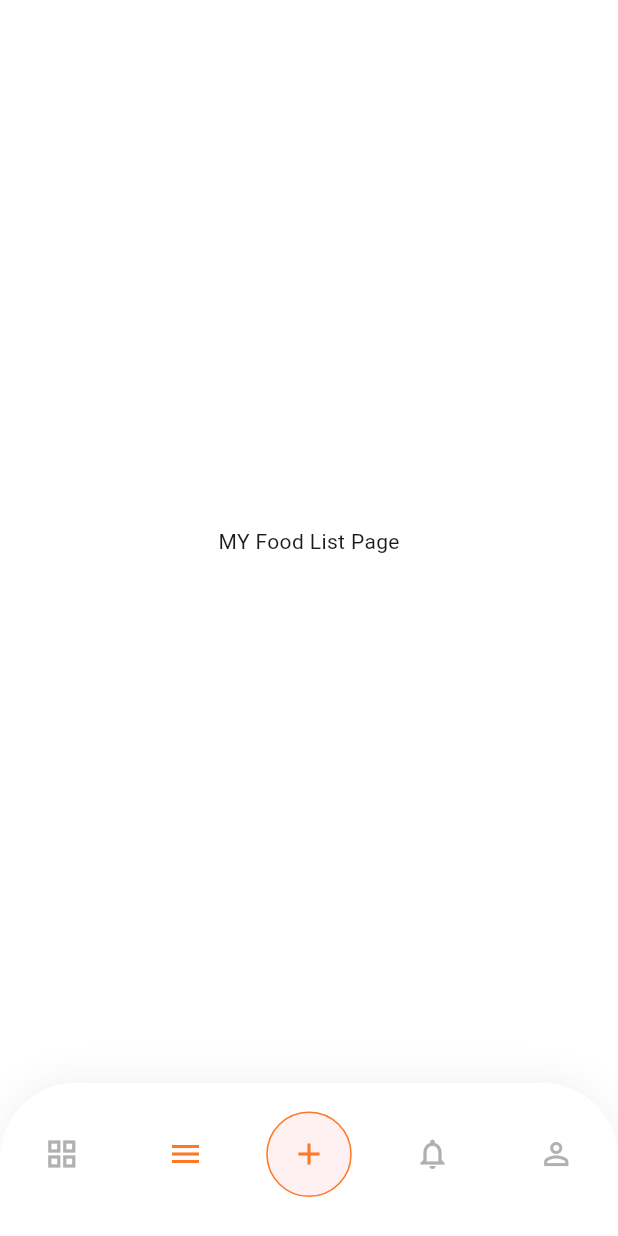
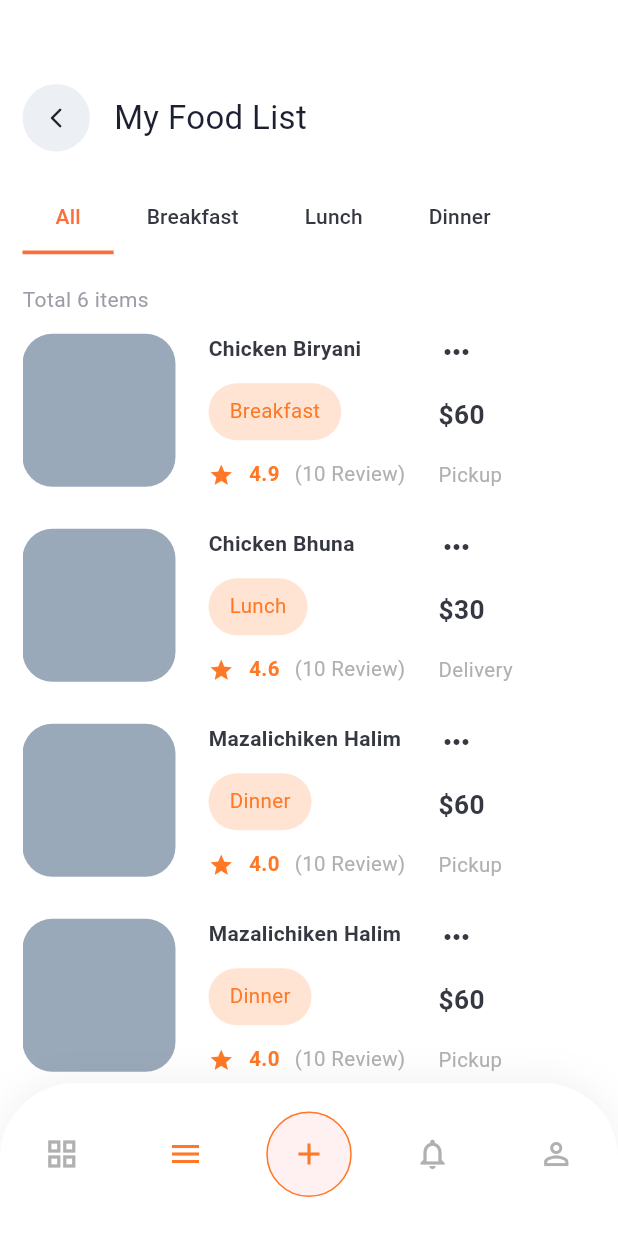
Before and after one commit to beekramdas/chef_app, a Flutter app: the screen it shows after launch, item 2 of the bottom bar chosen, on a phone screen of 412 x 824 dp. Run offline on Flutter 3.47's test engine with Material 3 defaults, Android fonts, the phone set to English and light mode, and no system bars; our stand-ins replace fl_chart, flutter_svg.

Commit message:
updated 5 september

```diff
--- /dev/null
+++ b/lib/pages/food/allFoodTab.dart
@@ -0,0 +1,145 @@
+import 'package:flutter/material.dart';
+
+class AllFoodTab extends StatefulWidget {
+  const AllFoodTab({super.key});
+
+  @override
+  State<AllFoodTab> createState() => _AllFoodTabState();
+}
+
+class _AllFoodTabState extends State<AllFoodTab> {
+  final List allFoodItems = [
+    ["Chicken Biryani", "Breakfast", 4.9, 60, "Pickup"],
+    ["Chicken Bhuna", "Lunch", 4.6, 30, "Delivery"],
+    ["Mazalichiken Halim", "Dinner", 4.0, 60, "Pickup"],
+    ["Mazalichiken Halim", "Dinner", 4.0, 60, "Pickup"],
+    ["Mazalichiken Halim", "Dinner", 4.0, 60, "Pickup"],
+    ["Mazalichiken Halim", "Dinner", 4.0, 60, "Pickup"],
+  ];
+
+  @override
+  Widget build(BuildContext context) {
+    return Column(
+      crossAxisAlignment: CrossAxisAlignment.start,
+      children: [
+        Text(
+          "Total ${allFoodItems.length.toString()} items",
+          style: TextStyle(fontSize: 14, color: Color(0XFB9C9BA6)),
+        ),
+        Expanded(
+          child: ListView.builder(
+            physics: AlwaysScrollableScrollPhysics(),
+            shrinkWrap: true,
+            primary: true,
+            scrollDirection: Axis.vertical,
+            itemCount: allFoodItems.length,
+            itemBuilder: (context, index) {
+              return Padding(
+                padding: const EdgeInsets.symmetric(vertical: 13),
+                child: Row(
+                  crossAxisAlignment: CrossAxisAlignment.start,
+                  spacing: 22,
+                  children: [
+                    Container(
+                      height: 102,
+                      width: 102,
+                      decoration: BoxDecoration(
+                        borderRadius: BorderRadius.circular(20),
+                        color: Color(0XFB98A8B8),
+                      ),
+                    ),
+                    Column(
+                      crossAxisAlignment: CrossAxisAlignment.start,
+                      spacing: 13,
+                      children: [
+                        Text(
+                          allFoodItems[index][0],
+                          style: TextStyle(
+                            fontSize: 14,
+                            fontWeight: FontWeight.bold,
+                            color: Color(0XFB32343E),
+                          ),
+                        ),
+                        Container(
+                          padding: EdgeInsets.symmetric(
+                            horizontal: 14,
+                            vertical: 9,
+                          ),
+                          decoration: BoxDecoration(
+                            color: Color(0XFBFF7622).withValues(alpha: 0.2),
+                            borderRadius: BorderRadius.circular(29.28),
+                          ),
+                          child: Text(
+                            allFoodItems[index][1],
+                            style: TextStyle(
+                              color: Color(0XFBFF7622),
+                              fontSize: 13.67,
+                            ),
+                          ),
+                        ),
+                        Row(
+                          spacing: 10,
+                          children: [
+                            Icon(
+                              Icons.star,
+                              color: Color(0XFBFF7622),
+                              size: 17,
+                            ),
+                            Text(
+                              allFoodItems[index][2].toString(),
+                              style: TextStyle(
+                                color: Color(0XFBFF7622),
+                                fontSize: 13.67,
+                                fontWeight: FontWeight.bold,
+                              ),
+                            ),
+                            Text(
+                              "(10 Review)",
+                              style: TextStyle(
+                                color: Color(0XFBAFAFAF),
+                                fontSize: 13.67,
+                              ),
+                            ),
+                          ],
+                        ),
+                      ],
+                    ),
+                    Expanded(
+                      child: Column(
+                        spacing: 18,
+                        mainAxisAlignment: MainAxisAlignment.start,
+                        crossAxisAlignment: CrossAxisAlignment.start,
+                        children: [
+                          Icon(
+                            Icons.more_horiz,
+                            size: 24,
+                            color: Color(0XFB32343E),
+                          ),
+                          Text(
+                            "\$${allFoodItems[index][3].toString()}",
+                            style: TextStyle(
+                              fontSize: 17.49,
+                              color: Color(0XFB32343E),
+                              fontWeight: FontWeight.bold,
+                            ),
+                          ),
+                          Text(
+                            allFoodItems[index][4],
+                            style: TextStyle(
+                              color: Color(0XFBAFAFAF),
+                              fontSize: 13.6,
+                            ),
+                          ),
+                        ],
+                      ),
+                    ),
+                  ],
+                ),
+              );
+            },
+          ),
+        ),
+      ],
+    );
+  }
+}
--- /dev/null
+++ b/lib/pages/food/breakfastTab.dart
@@ -0,0 +1,15 @@
+import 'package:flutter/material.dart';
+
+class BreakfastTab extends StatefulWidget {
+  const BreakfastTab({super.key});
+
+  @override
+  State<BreakfastTab> createState() => _BreakfastTabState();
+}
+
+class _BreakfastTabState extends State<BreakfastTab> {
+  @override
+  Widget build(BuildContext context) {
+    return Scaffold(body: Center(child: Text("Breakfast tab")));
+  }
+}
--- /dev/null
+++ b/lib/pages/food/dinnerTab.dart
@@ -0,0 +1,15 @@
+import 'package:flutter/material.dart';
+
+class DinnerTab extends StatefulWidget {
+  const DinnerTab({super.key});
+
+  @override
+  State<DinnerTab> createState() => _DinnerTabState();
+}
+
+class _DinnerTabState extends State<DinnerTab> {
+  @override
+  Widget build(BuildContext context) {
+    return Scaffold(body: Center(child: Text("DinnerTab")));
+  }
+}
--- /dev/null
+++ b/lib/pages/food/lunchTab.dart
@@ -0,0 +1,15 @@
+import 'package:flutter/material.dart';
+
+class LunchTab extends StatefulWidget {
+  const LunchTab({super.key});
+
+  @override
+  State<LunchTab> createState() => _LunchTabState();
+}
+
+class _LunchTabState extends State<LunchTab> {
+  @override
+  Widget build(BuildContext context) {
+    return Scaffold(body: Center(child: Text("LunchTab")));
+  }
+}
--- a/lib/pages/food/myFoodList.dart
+++ b/lib/pages/food/myFoodList.dart
@@ -1,3 +1,7 @@
+import 'package:chef_app/pages/food/allFoodTab.dart' show AllFoodTab;
+import 'package:chef_app/pages/food/breakfastTab.dart';
+import 'package:chef_app/pages/food/dinnerTab.dart';
+import 'package:chef_app/pages/food/lunchTab.dart';
 import 'package:flutter/material.dart';
 
 class MyFoodList extends StatefulWidget {
@@ -10,6 +14,70 @@ class MyFoodList extends StatefulWidget {
 class _MyFoodListState extends State<MyFoodList> {
   @override
   Widget build(BuildContext context) {
-    return Scaffold(body: Center(child: Text("MY Food List Page")));
+    return Scaffold(
+      backgroundColor: Colors.white,
+      appBar: AppBar(backgroundColor: Colors.transparent, elevation: 0),
+      body: DefaultTabController(
+        length: 4,
+        child: Padding(
+          padding: const EdgeInsets.symmetric(horizontal: 15),
+          child: Column(
+            spacing: 20,
+            crossAxisAlignment: CrossAxisAlignment.start,
+            children: [
+              Row(
+                children: [
+                  Container(
+                    height: 45,
+                    width: 45,
+                    decoration: BoxDecoration(
+                      shape: BoxShape.circle,
+                      color: Color(0XFBECF0F4),
+                    ),
+                    child: Icon(Icons.arrow_back_ios_new_rounded, size: 16),
+                  ),
+                  SizedBox(width: 16),
+                  Text(
+                    "My Food List",
+                    style: TextStyle(fontSize: 22, color: Color(0XFB181C2E)),
+                  ),
+                ],
+              ),
+
+              TabBar(
+                labelPadding: EdgeInsets.symmetric(horizontal: 22),
+                indicatorWeight: 2.5,
+                tabAlignment: TabAlignment.start,
+                indicatorColor: Color(0XFBFB6D3A),
+                indicatorPadding: EdgeInsets.only(top: 15),
+                enableFeedback: true,
+                dividerColor: Colors.transparent,
+                isScrollable: true,
+                indicatorSize: TabBarIndicatorSize.tab,
+                unselectedLabelColor: Color(0XFB32343E),
+                labelColor: Color(0XFBFB6D3A),
+                labelStyle: TextStyle(fontSize: 14),
+                tabs: [
+                  Tab(child: Text("All")),
+                  Tab(child: Text("Breakfast")),
+                  Tab(child: Text("Lunch")),
+                  Tab(child: Text("Dinner")),
+                ],
+              ),
+              Expanded(
+                child: TabBarView(
+                  children: [
+                    AllFoodTab(),
+                    BreakfastTab(),
+                    LunchTab(),
+                    DinnerTab(),
+                  ],
+                ),
+              ),
+            ],
+          ),
+        ),
+      ),
+    );
   }
 }
--- a/lib/pages/orders/runningOrderTIle.dart
+++ b/lib/pages/orders/runningOrderTIle.dart
@@ -24,6 +24,7 @@ class _RunningOrderTileState extends State<RunningOrderTile> {
     return Padding(
       padding: const EdgeInsets.symmetric(vertical: 15),
       child: Row(
+        spacing: 20,
         children: [
           Container(
             height: 102,
@@ -34,6 +35,8 @@ class _RunningOrderTileState extends State<RunningOrderTile> {
             ),
           ),
           Column(
+            spacing: 5,
+            crossAxisAlignment: CrossAxisAlignment.start,
             children: [
               Text(
                 "#${widget.foodTag}",
@@ -52,14 +55,15 @@ class _RunningOrderTileState extends State<RunningOrderTile> {
                 style: TextStyle(color: Color(0XFB9C9BA6), fontSize: 14),
               ),
               Row(
+                spacing: 5,
                 children: [
                   Text(
                     "\$${widget.price}",
                     style: TextStyle(fontSize: 18, color: Color(0XFB32343E)),
                   ),
-                  SizedBox(width: 10),
+                  SizedBox(width: 18),
                   Container(
-                    height: 36,
+                    padding: EdgeInsets.symmetric(horizontal: 10, vertical: 10),
                     decoration: BoxDecoration(
                       borderRadius: BorderRadius.circular(9),
                       color: Color(0XFbFF7622),
@@ -71,7 +75,7 @@ class _RunningOrderTileState extends State<RunningOrderTile> {
                   ),
                   SizedBox(width: 5),
                   Container(
-                    height: 36,
+                    padding: EdgeInsets.symmetric(horizontal: 10, vertical: 10),
                     decoration: BoxDecoration(
                       borderRadius: BorderRadius.circular(9),
                       border: Border.all(color: Color(0XFBFF3326), width: 1),
--- a/lib/pages/orders/runningOrders.dart
+++ b/lib/pages/orders/runningOrders.dart
@@ -15,18 +15,18 @@ class _RunningOrdersState extends State<RunningOrders> {
     ["Breakfast", "Chicken Thai Biriyani", "12", 60],
     ["Breakfast", "Chicken Thai Biriyani", "12", 60],
     ["Breakfast", "Chicken Thai Biriyani", "12", 60],
+    ["Breakfast", "Chicken Thai Biriyani", "12", 60],
   ];
 
   @override
   Widget build(BuildContext context) {
     return Padding(
       padding: const EdgeInsets.symmetric(vertical: 10, horizontal: 20),
-      child: SingleChildScrollView(
       child: Column(
         crossAxisAlignment: CrossAxisAlignment.start,
         children: [
           Text(
-              "20 Running Orders",
+            "${orderItems.length.toString()} Running Orders",
             style: TextStyle(
               color: Color(0XFB181C2E),
               fontSize: 17,
@@ -34,9 +34,9 @@ class _RunningOrdersState extends State<RunningOrders> {
             ),
           ),
           SizedBox(height: 20),
-            ListView.builder(
+          Expanded(
+            child: ListView.builder(
               shrinkWrap: true,
-              primary: true,
               scrollDirection: Axis.vertical,
               itemCount: orderItems.length,
               itemBuilder: (context, index) {
@@ -48,8 +48,8 @@ class _RunningOrdersState extends State<RunningOrders> {
                 );
               },
             ),
+          ),
         ],
-        ),
       ),
     );
   }
```
Lines whose indentation alone changed are shown as unchanged.
